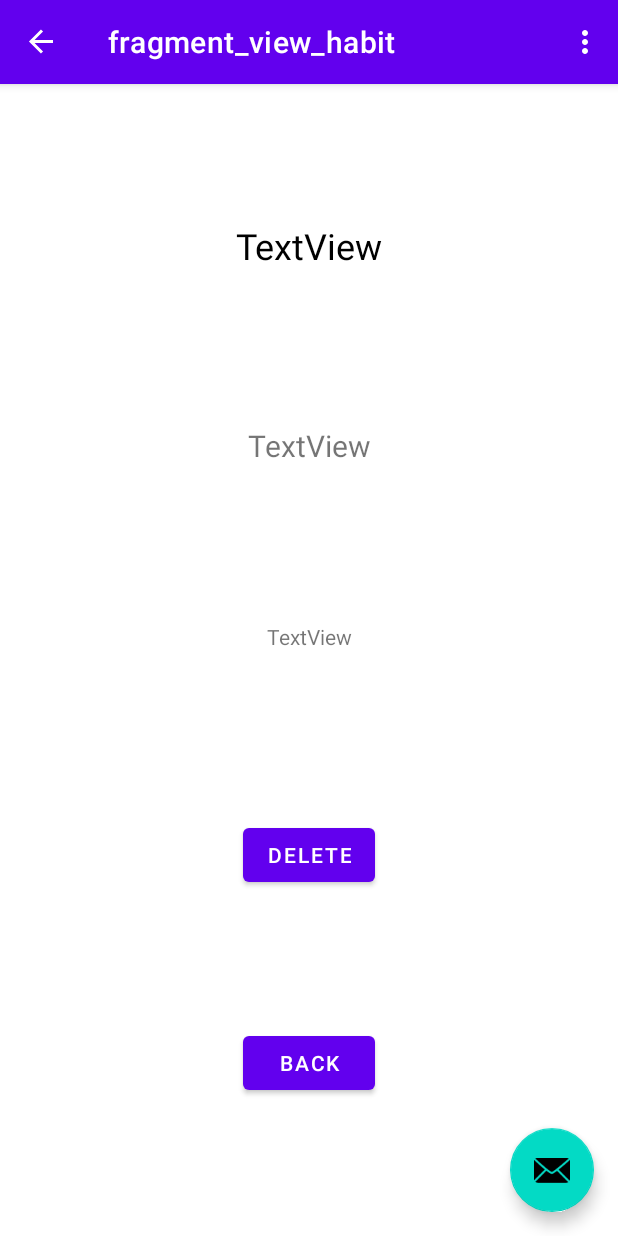
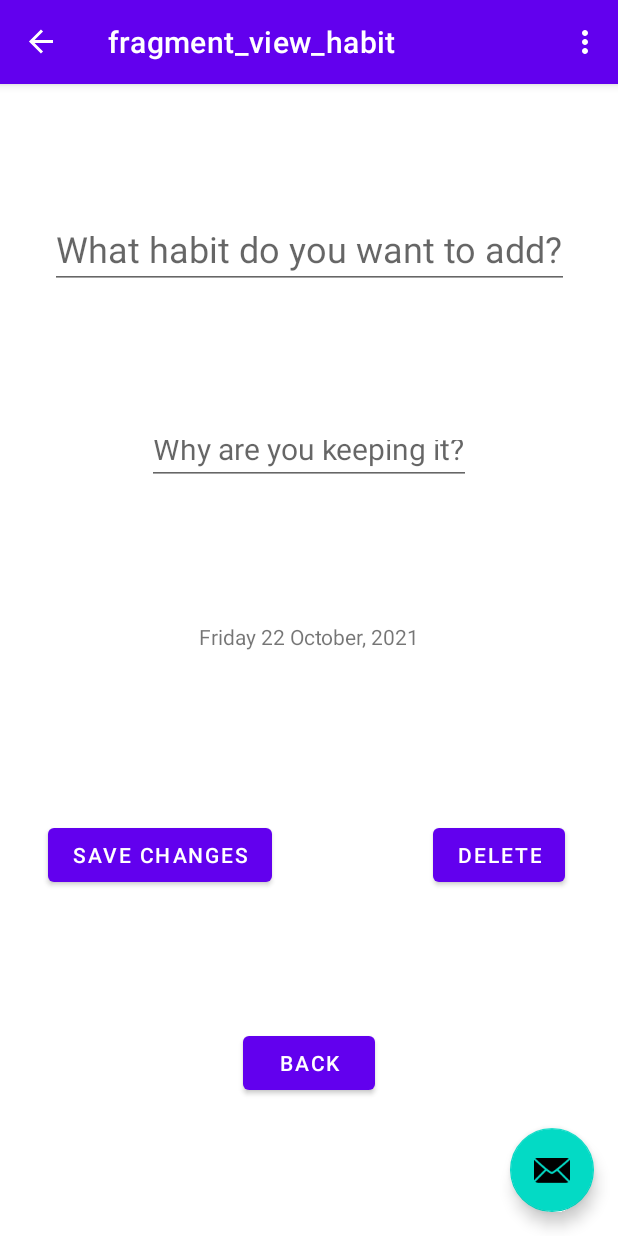
Before and after one commit to CMPUT301F21T44/HelloHabits, an Android app: the ViewHabitFragment screen opened through its navigation route, on a phone screen of 412 x 824 dp. Run offline under Robolectric (Android 15) with nearby library versions, the phone set to English and light mode, and no system bars; our stand-ins replace Room's generated code, navigation-ui.

Commit message:
Feature: Update Habit
Instead of directly modifying the Habit, we just copy it to the fragment
and then update the database using an @Update DAO method.
We also removed the  observe call from the save Habit button listener
because we don't want to overwrite the text everytime it's updated
externally.

```diff
--- a/app/src/main/java/com/github/cmput301f21t44/hellohabits/db/HabitDao.java
+++ b/app/src/main/java/com/github/cmput301f21t44/hellohabits/db/HabitDao.java
@@ -5,6 +5,7 @@ import androidx.room.Dao;
 import androidx.room.Delete;
 import androidx.room.Insert;
 import androidx.room.Query;
+import androidx.room.Update;
 
 import com.github.cmput301f21t44.hellohabits.model.Habit;
 
@@ -24,4 +25,6 @@ public interface HabitDao {
     @Delete
     void delete(HabitEntity habit);
 
+    @Update
+    void update(HabitEntity habit);
 }
--- a/app/src/main/java/com/github/cmput301f21t44/hellohabits/db/HabitEntityRepository.java
+++ b/app/src/main/java/com/github/cmput301f21t44/hellohabits/db/HabitEntityRepository.java
@@ -4,6 +4,7 @@ import android.app.Application;
 
 import androidx.lifecycle.LiveData;
 
+import com.github.cmput301f21t44.hellohabits.model.Habit;
 import com.github.cmput301f21t44.hellohabits.model.HabitRepository;
 
 import java.time.Instant;
@@ -34,4 +35,9 @@ public class HabitEntityRepository implements HabitRepository<HabitEntity> {
         AppDatabase.databaseWriteExecutor.execute(() -> mHabitDao.delete(habit));
     }
 
+    @Override
+    public void update(HabitEntity habit) {
+        AppDatabase.databaseWriteExecutor.execute(() -> mHabitDao.update(habit));
+
+    }
 }
--- a/app/src/main/java/com/github/cmput301f21t44/hellohabits/model/Habit.java
+++ b/app/src/main/java/com/github/cmput301f21t44/hellohabits/model/Habit.java
@@ -7,4 +7,8 @@ public interface Habit {
     String getTitle();
     String getReason();
     Instant getDateStarted();
+
+    void setTitle(String title);
+    void setReason(String reason);
+    void setDateStarted(Instant dateStarted);
 }
--- a/app/src/main/java/com/github/cmput301f21t44/hellohabits/model/HabitRepository.java
+++ b/app/src/main/java/com/github/cmput301f21t44/hellohabits/model/HabitRepository.java
@@ -11,4 +11,7 @@ public interface HabitRepository<T extends Habit> {
     void insert(String title, String reason, Instant dateStarted);
 
     void delete(T habit);
+
+    void update(T habit);
+
 }
--- a/app/src/main/java/com/github/cmput301f21t44/hellohabits/view/ViewHabitFragment.java
+++ b/app/src/main/java/com/github/cmput301f21t44/hellohabits/view/ViewHabitFragment.java
@@ -7,15 +7,20 @@ import android.view.ViewGroup;
 
 import androidx.annotation.NonNull;
 import androidx.appcompat.app.AlertDialog;
+import androidx.fragment.app.DialogFragment;
 import androidx.fragment.app.Fragment;
 import androidx.lifecycle.ViewModelProvider;
 import androidx.navigation.fragment.NavHostFragment;
 
 import com.github.cmput301f21t44.hellohabits.R;
 import com.github.cmput301f21t44.hellohabits.databinding.FragmentViewHabitBinding;
+import com.github.cmput301f21t44.hellohabits.db.HabitEntity;
+import com.github.cmput301f21t44.hellohabits.model.Habit;
 import com.github.cmput301f21t44.hellohabits.viewmodel.HabitViewModel;
 import com.github.cmput301f21t44.hellohabits.viewmodel.SelectedHabitViewModel;
 
+import java.time.Instant;
+import java.time.LocalDate;
 import java.time.ZoneId;
 import java.time.format.DateTimeFormatter;
 
@@ -23,6 +28,8 @@ public class ViewHabitFragment extends Fragment {
     private FragmentViewHabitBinding binding;
     private SelectedHabitViewModel mViewModel;
     private HabitViewModel mHabitViewModel;
+    private Instant mInstant;
+    private Habit mHabit;
 
     @Override
     public View onCreateView(@NonNull LayoutInflater inflater,
@@ -30,6 +37,15 @@ public class ViewHabitFragment extends Fragment {
                              Bundle savedInstanceState) {
         binding = FragmentViewHabitBinding.inflate(inflater, container, false);
         return binding.getRoot();
+
+
+    }
+
+    private void updateInstant(Instant instant) {
+        mInstant = instant;
+        String date = DateTimeFormatter
+                .ofPattern("eeee d MMMM, y").withZone(ZoneId.systemDefault()).format(mInstant);
+        binding.viewDateStarted.setText(date);
     }
 
     public void onViewCreated(@NonNull View view, Bundle savedInstanceState) {
@@ -41,10 +57,30 @@ public class ViewHabitFragment extends Fragment {
         mHabitViewModel = new ViewModelProvider(requireActivity())
                 .get(HabitViewModel.class);
 
+        updateInstant(Instant.now());
+
         binding.buttonBackToList.setOnClickListener(v ->
                 NavHostFragment
                         .findNavController(ViewHabitFragment.this)
                         .navigate(R.id.action_viewHabitFragment_to_todaysHabitsFragment));
+
+        binding.viewDateStarted.setOnClickListener(v -> {
+            DialogFragment newFragment = DatePickerFragment.newInstance(
+                    (datePicker, year, month, day) ->
+                            updateInstant(
+                                    LocalDate
+                                            .of(year, month + 1, day)
+                                            .atStartOfDay(ZoneId.systemDefault()).toInstant()));
+
+            newFragment.show(requireActivity().getSupportFragmentManager(), "datePicker");
+        });
+
+        binding.buttonSaveChanges.setOnClickListener(v -> {
+            mHabit.setTitle(binding.viewTitle.getText().toString());
+            mHabit.setReason(binding.viewReason.getText().toString());
+            mHabit.setDateStarted(mInstant);
+            mHabitViewModel.update(mHabit);
+        });
 
         binding.buttonDeleteHabit.setOnClickListener(v ->
                 new AlertDialog.Builder(requireContext())
@@ -68,6 +104,7 @@ public class ViewHabitFragment extends Fragment {
     public void onStart() {
         super.onStart();
         mViewModel.getSelected().observe(getViewLifecycleOwner(), habit -> {
+            mHabit = habit;
             // update UI
             binding.viewTitle.setText(habit.getTitle());
             binding.viewReason.setText(habit.getReason());
--- a/app/src/main/java/com/github/cmput301f21t44/hellohabits/viewmodel/HabitViewModel.java
+++ b/app/src/main/java/com/github/cmput301f21t44/hellohabits/viewmodel/HabitViewModel.java
@@ -30,6 +30,10 @@ public class HabitViewModel extends AndroidViewModel {
         mRepository.insert(name, reason, dateStarted);
     }
 
+    public void update(Habit habit) {
+        mRepository.update(HabitEntity.from(habit));
+    }
+
     public void delete(Habit habit) {
         /*
           This ViewModel depends on HabitEntity right now, but shouldn't.
@@ -38,4 +42,5 @@ public class HabitViewModel extends AndroidViewModel {
         mRepository.delete(HabitEntity.from(habit));
     }
 
+
 }
--- a/app/src/main/res/layout/fragment_view_habit.xml
+++ b/app/src/main/res/layout/fragment_view_habit.xml
@@ -6,11 +6,11 @@
     android:layout_height="match_parent"
     tools:context=".view.ViewHabitFragment">
 
-    <TextView
+    <EditText
         android:id="@+id/view_title"
         android:layout_width="wrap_content"
         android:layout_height="45dp"
-        android:text="TextView"
+        android:hint="What habit do you want to add?"
         android:textColor="#000000"
         android:textSize="24sp"
         app:layout_constraintBottom_toTopOf="@+id/view_reason"
@@ -19,11 +19,11 @@
         app:layout_constraintStart_toStartOf="parent"
         app:layout_constraintTop_toTopOf="parent" />
 
-    <TextView
+    <EditText
         android:id="@+id/view_reason"
         android:layout_width="wrap_content"
         android:layout_height="40dp"
-        android:text="TextView"
+        android:hint="Why are you keeping it?"
         android:textSize="20sp"
         app:layout_constraintBottom_toTopOf="@+id/view_date_started"
         app:layout_constraintEnd_toEndOf="parent"
@@ -61,7 +61,17 @@
         android:text="DELETE"
         app:layout_constraintBottom_toTopOf="@+id/button_back_to_list"
         app:layout_constraintEnd_toEndOf="parent"
-        app:layout_constraintHorizontal_bias="0.5"
-        app:layout_constraintStart_toStartOf="parent"
+        app:layout_constraintHorizontal_bias="0.75"
+        app:layout_constraintStart_toEndOf="@+id/button_save_changes"
         app:layout_constraintTop_toBottomOf="@+id/view_date_started" />
+
+    <Button
+        android:id="@+id/button_save_changes"
+        android:layout_width="wrap_content"
+        android:layout_height="wrap_content"
+        android:layout_marginStart="32dp"
+        android:text="SAVE CHANGES"
+        app:layout_constraintBaseline_toBaselineOf="@+id/button_delete_habit"
+        app:layout_constraintStart_toStartOf="parent" />
+
 </androidx.constraintlayout.widget.ConstraintLayout>
```
Also changed, not shown: app/src/main/java/com/github/cmput301f21t44/hellohabits/db/HabitEntity.java (+21 -3 lines).
